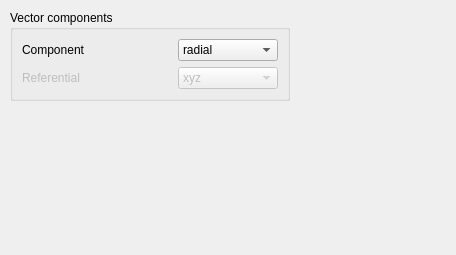
First picture: the form in SciDataTool/GUI/WVectorSelector/WVectorSelector.ui, repository Eomys/SciDataTool, before the edit.
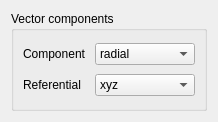
Second picture: the form after the edit.

```diff
--- a/SciDataTool/GUI/WVectorSelector/WVectorSelector.ui
+++ b/SciDataTool/GUI/WVectorSelector/WVectorSelector.ui
@@ -6,45 +6,37 @@
    <rect>
     <x>0</x>
     <y>0</y>
-    <width>456</width>
-    <height>255</height>
+    <width>218</width>
+    <height>122</height>
    </rect>
   </property>
   <property name="windowTitle">
    <string>WVectorSelector</string>
   </property>
+  <layout class="QVBoxLayout" name="verticalLayout_2">
+   <item>
   <widget class="QGroupBox" name="g_vector_comp">
-   <property name="geometry">
-    <rect>
-     <x>10</x>
-     <y>10</y>
-     <width>280</width>
-     <height>91</height>
-    </rect>
-   </property>
    <property name="sizePolicy">
-    <sizepolicy hsizetype="Fixed" vsizetype="Preferred">
+      <sizepolicy hsizetype="Preferred" vsizetype="Preferred">
      <horstretch>0</horstretch>
      <verstretch>0</verstretch>
     </sizepolicy>
    </property>
    <property name="minimumSize">
     <size>
-     <width>280</width>
-     <height>90</height>
+       <width>0</width>
+       <height>0</height>
     </size>
    </property>
    <property name="maximumSize">
     <size>
-     <width>280</width>
+       <width>16777215</width>
      <height>16777215</height>
     </size>
    </property>
    <property name="title">
     <string>Vector components</string>
    </property>
-   <layout class="QVBoxLayout" name="verticalLayout">
-    <item>
      <layout class="QGridLayout" name="gridLayout">
       <item row="0" column="0">
        <widget class="QLabel" name="in_component">
@@ -120,7 +112,7 @@
       <item row="1" column="0">
        <widget class="QLabel" name="in_referential">
         <property name="enabled">
-         <bool>false</bool>
+         <bool>true</bool>
         </property>
         <property name="minimumSize">
          <size>
@@ -136,7 +128,7 @@
       <item row="1" column="1">
        <widget class="QComboBox" name="c_referential">
         <property name="enabled">
-         <bool>false</bool>
+         <bool>true</bool>
         </property>
         <property name="sizePolicy">
          <sizepolicy hsizetype="Minimum" vsizetype="Fixed">
@@ -163,9 +155,9 @@
        </widget>
       </item>
      </layout>
-    </item>
-   </layout>
-  </widget>
+    </widget>
+   </item>
+  </layout>
  </widget>
  <resources/>
  <connections/>
```
Lines whose indentation alone changed are shown as unchanged.
